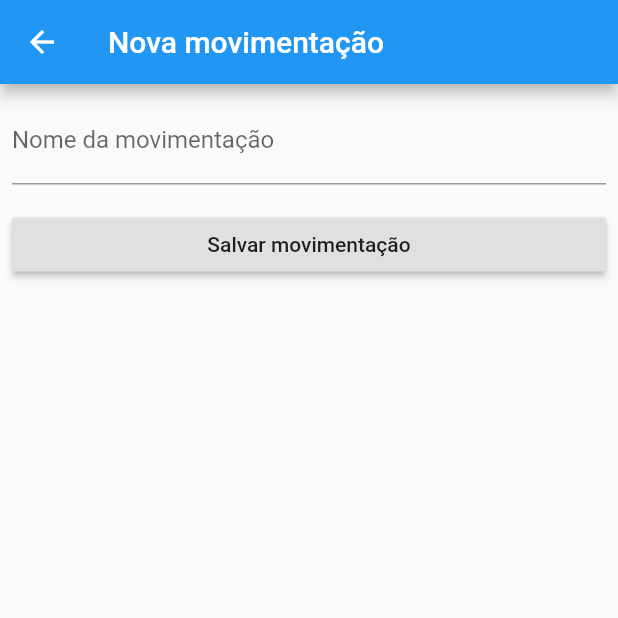
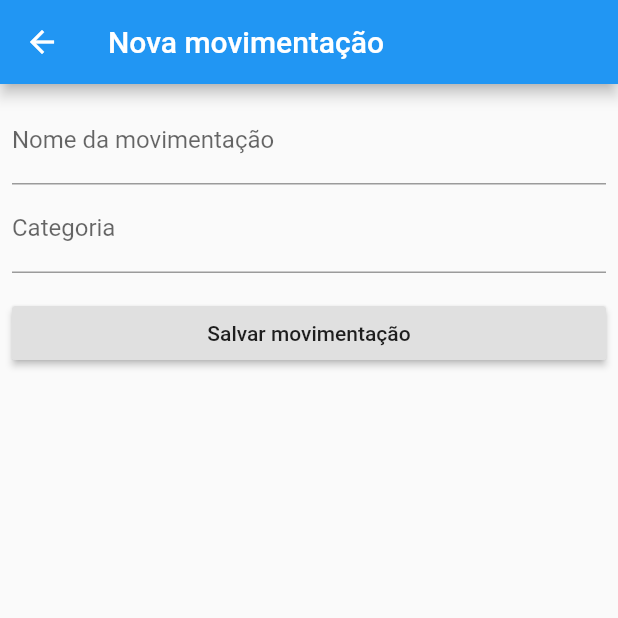
Before and after one commit to leandrofabianjr/finapp, a Flutter app: the MovementNewScreen screen opened directly, on a phone screen of 412 x 824 dp, the top half of it. Run offline on Flutter 3.47's test engine with Material 2 defaults, Android fonts, the phone set to English and light mode, and no system bars; our stand-ins replace sqflite; missing offline and left inert: dart:ffi; accounts and stored records are empty.

Commit message:
Alterado tela de cadastro de movimentação

```diff
--- a/lib/screens/movement_new_screen.dart
+++ b/lib/screens/movement_new_screen.dart
@@ -1,4 +1,6 @@
+import 'package:finapp/models/category.dart';
 import 'package:finapp/models/movement.dart';
+import 'package:finapp/screens/category_select.dart';
 import 'package:flutter/material.dart';
 
 class MovementNewScreen extends StatelessWidget {
@@ -19,6 +21,7 @@ class MovementNewForm extends StatefulWidget {
 class _MovementNewFormState extends State<MovementNewForm> {
   final _formKey = GlobalKey<FormState>();
   Movement _movement = Movement();
+  var _txtFieldCategoryCtrl = TextEditingController();
 
   @override
   Widget build(BuildContext context) {
@@ -41,6 +44,25 @@ class _MovementNewFormState extends State<MovementNewForm> {
               },
               onSaved: (val) => _movement.name = val,
             ),
+            TextFormField(
+              decoration: const InputDecoration(
+                labelText: 'Categoria',
+              ),
+              controller: _txtFieldCategoryCtrl,
+              readOnly: true,
+              onTap: () {
+                Navigator
+                  .push<Category>(
+                    context,
+                    MaterialPageRoute(builder: (BuildContext context) => CategorySelect())
+                  ).then((cat) {
+                    if (cat != null) {
+                      _movement.idCategory = cat.id;
+                      _txtFieldCategoryCtrl.text = cat.name;
+                    }
+                  });
+              },
+            ),
             Padding(
               padding: const EdgeInsets.symmetric(vertical: 16.0),
               child: RaisedButton(
```
